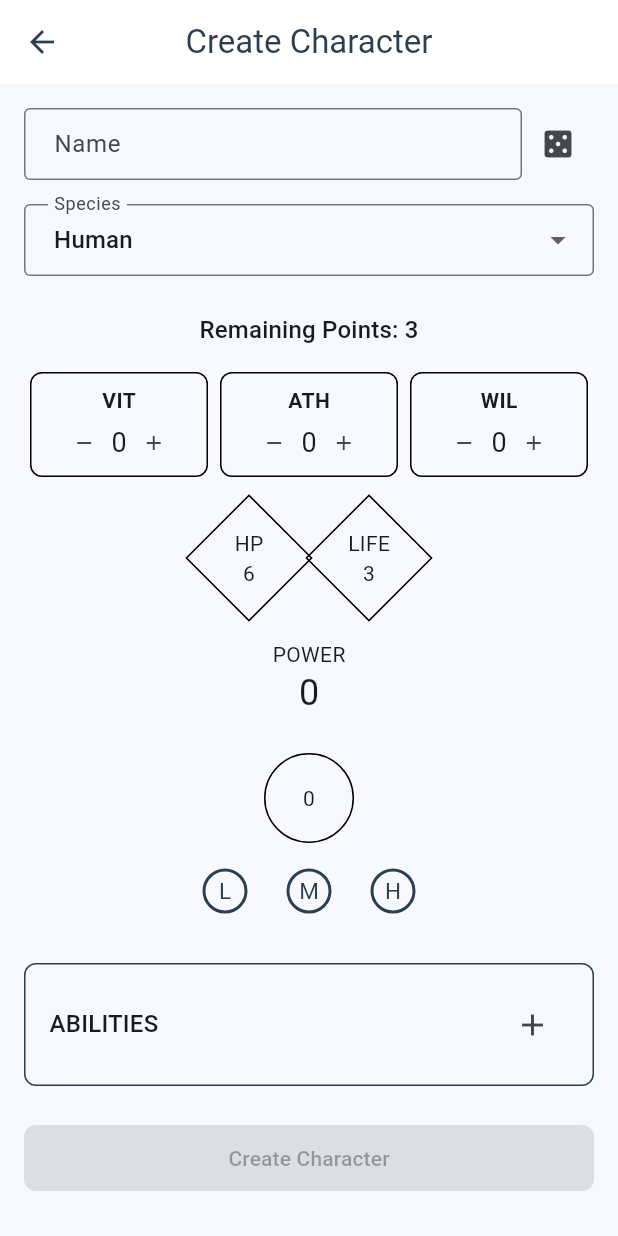
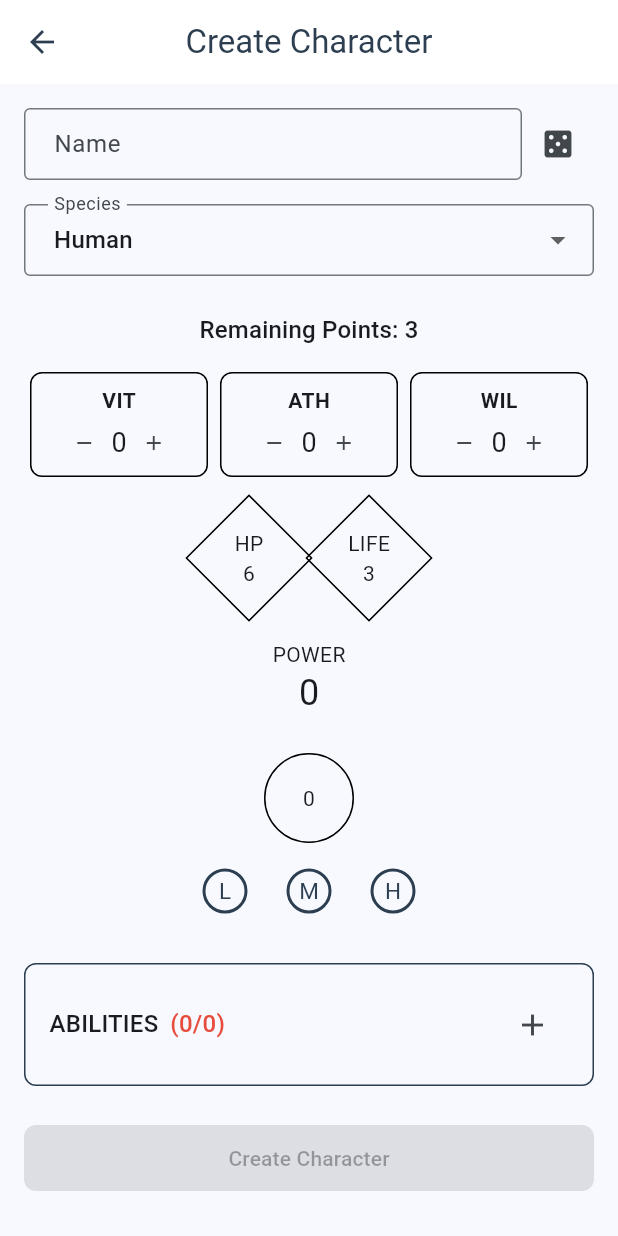
Before and after one commit to remideboer/titterpig, a Flutter app: the CharacterCreationScreen screen opened directly, on a phone screen of 412 x 824 dp. Run offline on Flutter 3.47's test engine with Material 3 defaults, Android fonts, the phone set to English and light mode, and no system bars; our stand-ins replace audioplayers, flutter_svg, shared_preferences; accounts and stored records are empty; network calls fail.

Commit message:
feat(ui): add spell count indicator to character creation screen
               Add visual feedback for spell limits in character creation screen.

               - Add spell count indicator (current/maximum) to abilities section title
               - Use consistent format with spell selection screen (X/Y)
               - Update dynamically when spells are added/removed or WIL changes
               - Style indicator with highlight color for visibility

               This change improves user experience by providing clear feedback
               about spell selection limits directly in the UI.

```diff
--- a/lib/screens/character_creation_screen.dart
+++ b/lib/screens/character_creation_screen.dart
@@ -502,9 +502,20 @@ class _CharacterCreationScreenState extends State<CharacterCreationScreen> {
                       Row(
                         mainAxisAlignment: MainAxisAlignment.spaceBetween,
                         children: [
-                          Text(
-                            'ABILITIES',
-                            style: Theme.of(context).textTheme.titleMedium,
+                          Row(
+                            children: [
+                              Text(
+                                'ABILITIES',
+                                style: Theme.of(context).textTheme.titleMedium,
+                              ),
+                              const SizedBox(width: 8),
+                              Text(
+                                '(${_spells.length}/${SpellLimitCalculator.calculateSpellLimit(_wil)})',
+                                style: Theme.of(context).textTheme.titleMedium?.copyWith(
+                                  color: AppTheme.highlightColor,
+                                ),
+                              ),
+                            ],
                           ),
                           IconButton(
                             icon: const Icon(Icons.add),
```
